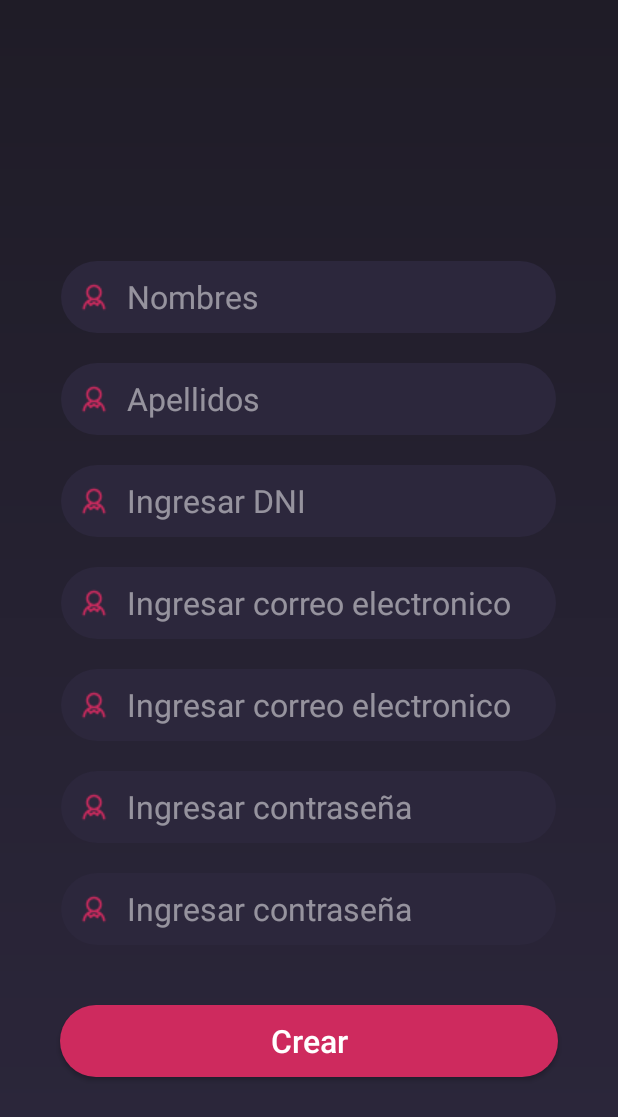
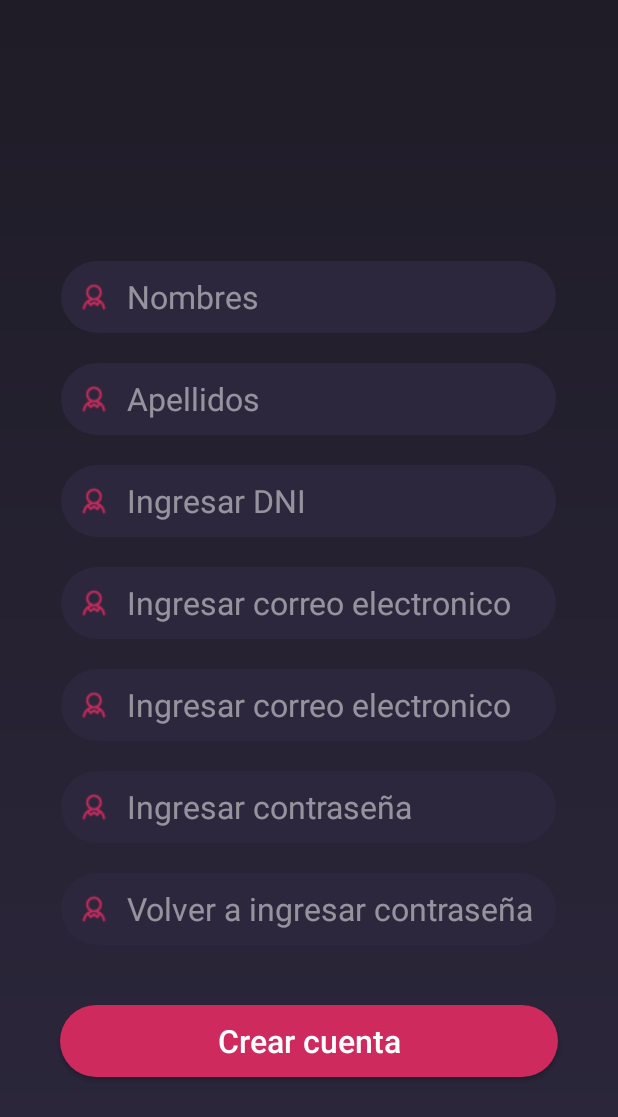
Before and after one commit to Lutimi/TeleAppMobile, an Android app: the RegisterActivity screen opened directly, with no data from a screen before it, on a phone screen of 412 x 824 dp. Shown: the top 1117 px of the screen. Run offline under Robolectric (Android 15) with nearby library versions, the phone set to English and light mode, and no system bars.

```diff
--- a/app/src/main/res/layout/register_main.xml
+++ b/app/src/main/res/layout/register_main.xml
@@ -123,7 +123,7 @@
                 android:drawableStart="@drawable/ic_user"
                 android:drawablePadding="10dp"
                 android:ems="10"
-                android:hint="Ingresar contraseña"
+                android:hint="Volver a ingresar contraseña"
                 android:inputType="textPersonName"
                 android:padding="10dp"
                 android:textColor="@color/white"
@@ -132,16 +132,17 @@
 
 
     </LinearLayout>
+
     <Button
-            android:layout_below="@+id/linear"
             android:id="@+id/login"
             android:layout_width="match_parent"
             android:layout_height="48dp"
+            android:layout_below="@+id/linear"
+            android:layout_marginStart="40dp"
+            android:layout_marginEnd="40dp"
             android:layout_marginBottom="20dp"
             android:background="@drawable/button_background"
-            android:text="Crear"
-            android:layout_marginStart="40dp"
-            android:layout_marginEnd="40dp"
+            android:text="Crear cuenta"
             android:textAllCaps="false"
             android:textColor="@color/white"
             android:textSize="21sp" />
```
